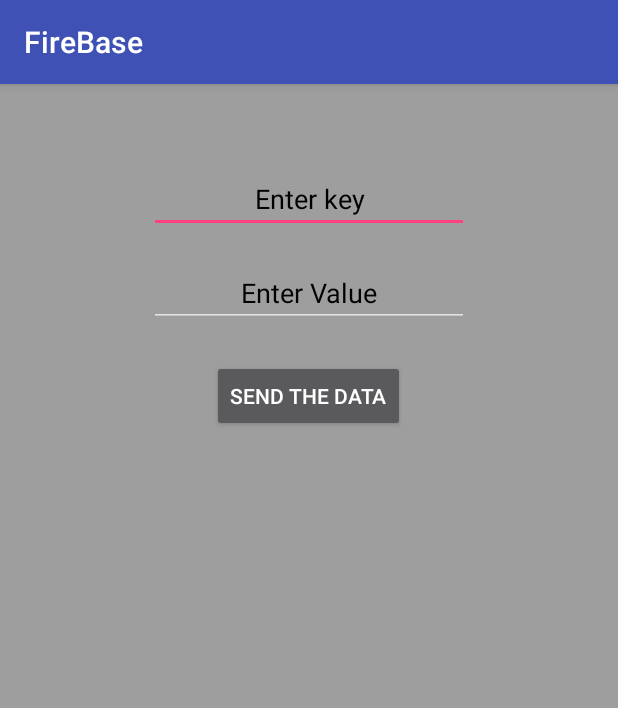
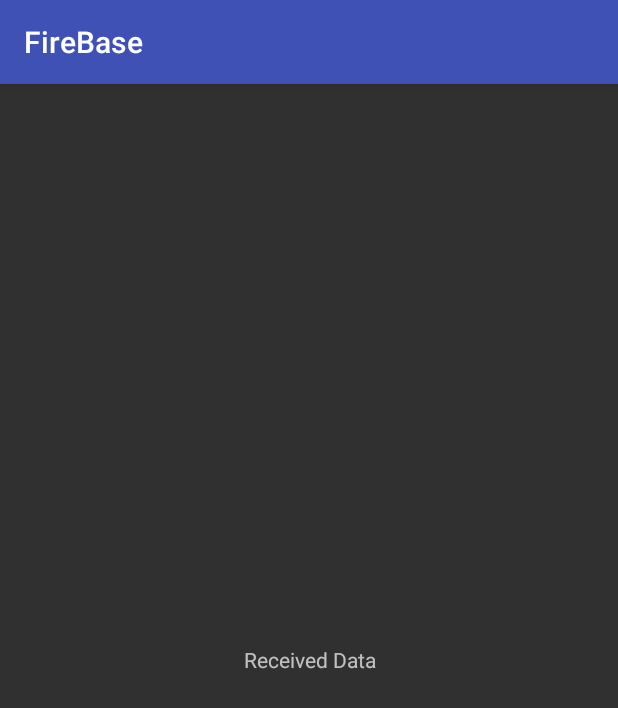
Before and after one commit to rakeshsenapathi/FireBase, an Android app: the screen it shows after launch (MainActivity before the commit, DisplayActivity after it), after a tap on "SEND THE DATA", on a phone screen of 412 x 824 dp. Shown: the top 708 px of the screen. Run offline under Robolectric (Android 15) with nearby library versions, the phone set to English and light mode, and no system bars; libraries missing offline, so code that uses them is left out: com.firebase.client; 2 statements that could not run were skipped.

Commit message:
Added rec_data btn and activity

```diff
--- a/FireBase/app/src/main/AndroidManifest.xml
+++ b/FireBase/app/src/main/AndroidManifest.xml
@@ -16,6 +16,7 @@
                 <category android:name="android.intent.category.LAUNCHER" />
             </intent-filter>
         </activity>
+        <activity android:name=".DisplayActivity" />
     </application>
 
 </manifest>
--- /dev/null
+++ b/FireBase/app/src/main/java/com/senapathi/firebase/DisplayActivity.java
@@ -0,0 +1,17 @@
+package com.senapathi.firebase;
+
+import android.os.Bundle;
+import android.support.annotation.Nullable;
+import android.support.v7.app.AppCompatActivity;
+
+/**
+ * Created by Senapathi on 26-12-2016.
+ */
+
+public class DisplayActivity extends AppCompatActivity {
+    @Override
+    protected void onCreate(@Nullable Bundle savedInstanceState) {
+        super.onCreate(savedInstanceState);
+        setContentView(R.layout.displaylayout);
+    }
+}
--- a/FireBase/app/src/main/java/com/senapathi/firebase/MainActivity.java
+++ b/FireBase/app/src/main/java/com/senapathi/firebase/MainActivity.java
@@ -1,9 +1,11 @@
 package com.senapathi.firebase;
 
+import android.content.Intent;
 import android.support.v7.app.AppCompatActivity;
 import android.os.Bundle;
 import android.util.Log;
 import android.view.View;
+import android.view.animation.Interpolator;
 import android.widget.Button;
 import android.widget.EditText;
 import android.widget.Toast;
@@ -22,14 +24,17 @@ public class MainActivity extends AppCompatActivity implements View.OnClickListe
 
         mRef = new Firebase("https://fir-a3c8a.firebaseio.com/");
         Button send_button = (Button) findViewById(R.id.sendBtn);
-
+        Button receive_button = (Button) findViewById(R.id.receivebtn);
         send_button.setOnClickListener(this);
-
+        receive_button.setOnClickListener(this);
     }
 
     @Override
     public void onClick(View v) {
-        //Firebase mChild = mRef.child("Name");
+
+        switch (v.getId()) {
+
+            case R.id.sendBtn:
             EditText key = (EditText) findViewById(R.id.key_edt);
             EditText value = (EditText) findViewById(R.id.value_edt);
             String key_str = String.valueOf(key.getText());
@@ -43,5 +48,9 @@ public class MainActivity extends AppCompatActivity implements View.OnClickListe
             } else
                 Toast.makeText(MainActivity.this, "Enter valid details", Toast.LENGTH_SHORT).show();
 
+            case R.id.receivebtn:
+                Intent intent = new Intent(MainActivity.this,DisplayActivity.class);
+                startActivity(intent);
         }
     }
+}
--- a/FireBase/app/src/main/res/layout/activity_main.xml
+++ b/FireBase/app/src/main/res/layout/activity_main.xml
@@ -40,4 +40,13 @@
         android:layout_below="@+id/value_edt"
         android:layout_centerHorizontal="true" />
 
+    <Button
+        android:text="Receive data"
+        android:layout_width="wrap_content"
+        android:layout_height="wrap_content"
+        android:layout_marginTop="55dp"
+        android:id="@+id/receivebtn"
+        android:layout_below="@+id/sendBtn"
+        android:layout_centerHorizontal="true" />
+
 </RelativeLayout>
--- /dev/null
+++ b/FireBase/app/src/main/res/layout/displaylayout.xml
@@ -0,0 +1,14 @@
+<?xml version="1.0" encoding="utf-8"?>
+<LinearLayout xmlns:android="http://schemas.android.com/apk/res/android"
+    android:orientation="vertical" android:layout_width="match_parent"
+    android:layout_height="match_parent"
+    android:gravity="center">
+
+    <TextView
+        android:text="Received Data"
+        android:layout_width="match_parent"
+        android:layout_height="wrap_content"
+        android:id="@+id/textView"
+        android:padding="20dp"
+        android:gravity="center"/>
+</LinearLayout>
```
Lines whose indentation alone changed are shown as unchanged.
